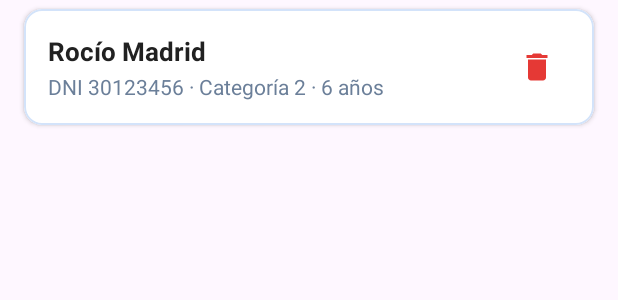
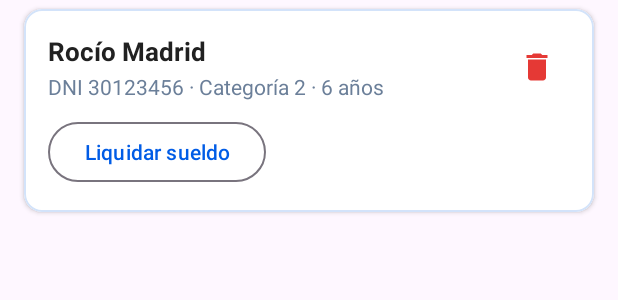
Before and after one commit to ZagarNahuel/Tp-CalculadoraSalarial, an Android app: the layout item_empleado.xml on its own in the app's theme, with its tools: preview values and no code run, on a phone screen of 412 x 824 dp. Shown: the top 300 px of the screen. Run offline under Robolectric (Android 15) with nearby library versions, the phone set to English and light mode, and no system bars.

Commit message:
Agrego Liquidar sueldo por empleado
Cada fila de Empleados tiene un botón que abre la calculadora con la categoría y la antigüedad de ese empleado. En ese modo el recibo muestra el nombre, Atrás vuelve a la lista y no se cambia la categoría de la cuenta.

```diff
--- a/app/src/main/java/com/example/calculadorasalarial/empleados/EmpleadoAdapter.kt
+++ b/app/src/main/java/com/example/calculadorasalarial/empleados/EmpleadoAdapter.kt
@@ -16,6 +16,8 @@ interface OnEmpleadoClickListener {
     fun onEmpleadoClick(empleado: Empleado)
 
     fun onEliminarClick(empleado: Empleado)
+
+    fun onLiquidarClick(empleado: Empleado)
 }
 
 // El adaptador es el puente entre la lista de empleados y el RecyclerView.
@@ -47,6 +49,7 @@ class EmpleadoAdapter(
 
         holder.binding.root.setOnClickListener { listener.onEmpleadoClick(empleado) }
         holder.binding.btnEliminar.setOnClickListener { listener.onEliminarClick(empleado) }
+        holder.binding.btnLiquidar.setOnClickListener { listener.onLiquidarClick(empleado) }
     }
 }
 
--- a/app/src/main/res/layout/item_empleado.xml
+++ b/app/src/main/res/layout/item_empleado.xml
@@ -67,5 +67,15 @@
                 android:src="@drawable/ic_eliminar"
                 app:tint="@color/calc_rojo" />
         </LinearLayout>
+
+        <!-- Abre la calculadora con la categoría y la antigüedad de este empleado. -->
+        <Button
+            android:id="@+id/btnLiquidar"
+            style="@style/Widget.Material3.Button.OutlinedButton"
+            android:layout_width="wrap_content"
+            android:layout_height="wrap_content"
+            android:layout_marginTop="10dp"
+            android:text="@string/emp_liquidar"
+            android:textAllCaps="false" />
     </LinearLayout>
 </com.google.android.material.card.MaterialCardView>
--- a/app/src/main/res/values/empleados_strings.xml
+++ b/app/src/main/res/values/empleados_strings.xml
@@ -8,6 +8,9 @@
     <string name="emp_agregar">Agregar</string>
     <string name="emp_lista_vacia">Todavía no hay empleados cargados.\nTocá «Agregar» para cargar el primero.</string>
     <string name="emp_detalle">DNI %1$s · %2$s · %3$s</string>
+    <string name="emp_liquidar">Liquidar sueldo</string>
+    <string name="emp_recibo_cabecera">Empleado: %1$s\n%2$s</string>
+    <string name="emp_recibo_compartir">Empleado: %1$s</string>
 
     <!-- Formulario (sirve para el alta y para la modificación) -->
     <string name="emp_hint_nombre">Nombre</string>
```
Also changed, not shown: app/src/main/java/com/example/calculadorasalarial/CalculadoraActivity.kt (+33 -4 lines), app/src/main/java/com/example/calculadorasalarial/ReciboActivity.kt (+14 -0 lines), app/src/main/java/com/example/calculadorasalarial/empleados/ListaEmpleadosFragment.kt (+11 -0 lines).
